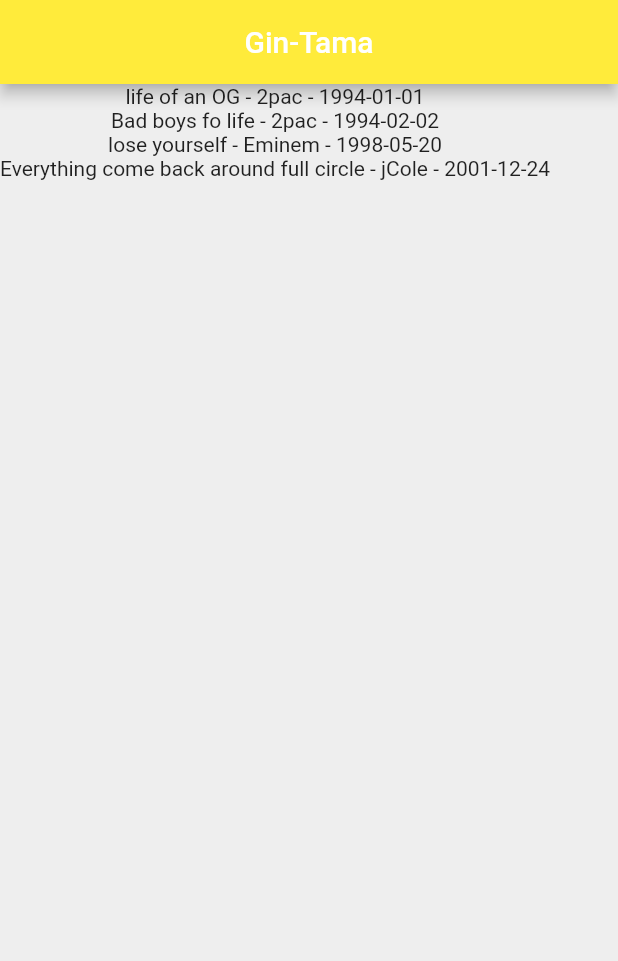
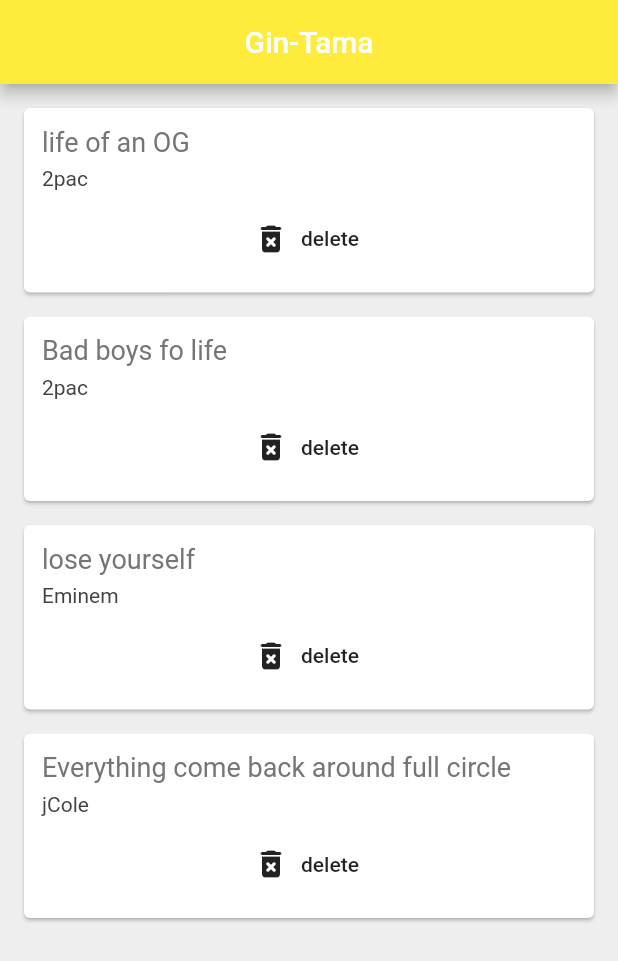
Before and after one commit to NikhilKapali/learning_data, a Flutter app: the screen it shows after launch, on a phone screen of 412 x 824 dp. Shown: the top 961 px of the screen. Run offline on Flutter 3.47's test engine with Material 2 defaults, Android fonts, the phone set to English and light mode, and no system bars.

Commit message:
Cards, Extracting widgets and functions.

```diff
--- a/lib/main.dart
+++ b/lib/main.dart
@@ -1,5 +1,6 @@
 import 'package:flutter/material.dart';
 import 'sayings.dart';
+import 'saying_card.dart';
 
 void main() {
   runApp(MaterialApp(
@@ -32,7 +33,14 @@ class _QuoteListState extends State<QuoteList> {
         backgroundColor: Colors.yellow,
       ),
       body: Column(
-        children: sayings.map((say) => Text('${say.text} - ${say.aurthor} - ${say.date}')).toList(),
+        children: sayings.map((saying) => SayingCard(
+            saying: saying,
+            delete: () {
+              setState(() {
+                sayings.remove(saying);
+              });
+            },
+        )).toList(),
       ),
 
     );
--- /dev/null
+++ b/lib/saying_card.dart
@@ -0,0 +1,44 @@
+import 'package:flutter/material.dart';
+import 'sayings.dart';
+
+class SayingCard extends StatelessWidget {
+
+  final Sayings saying;
+  final Function delete;
+  SayingCard({ this.saying, this.delete });
+
+  @override
+  Widget build(BuildContext context) {
+    return Card(
+      margin: EdgeInsets.fromLTRB(16.0, 16.0, 16.0, 0),
+      child: Padding(
+        padding: const EdgeInsets.all(12.0),
+        child: Column(
+          crossAxisAlignment: CrossAxisAlignment.stretch,
+          children: <Widget>[
+            Text(
+              saying.text,
+              style: TextStyle(
+                fontSize: 18.0,
+                color: Colors.grey[600],
+              ),
+            ),
+            SizedBox(height: 6.0),
+            Text(
+              saying.aurthor,
+              style: TextStyle(
+                fontSize: 14.0,
+                color: Colors.grey[800],
+              ),
+            ),
+            SizedBox(height: 8.0),
+            FlatButton.icon(onPressed: delete,
+                icon: Icon(Icons.delete_forever_rounded),
+                label: Text('delete')
+      )
+          ],
+        ),
+      ),
+    );
+  }
+}
```
